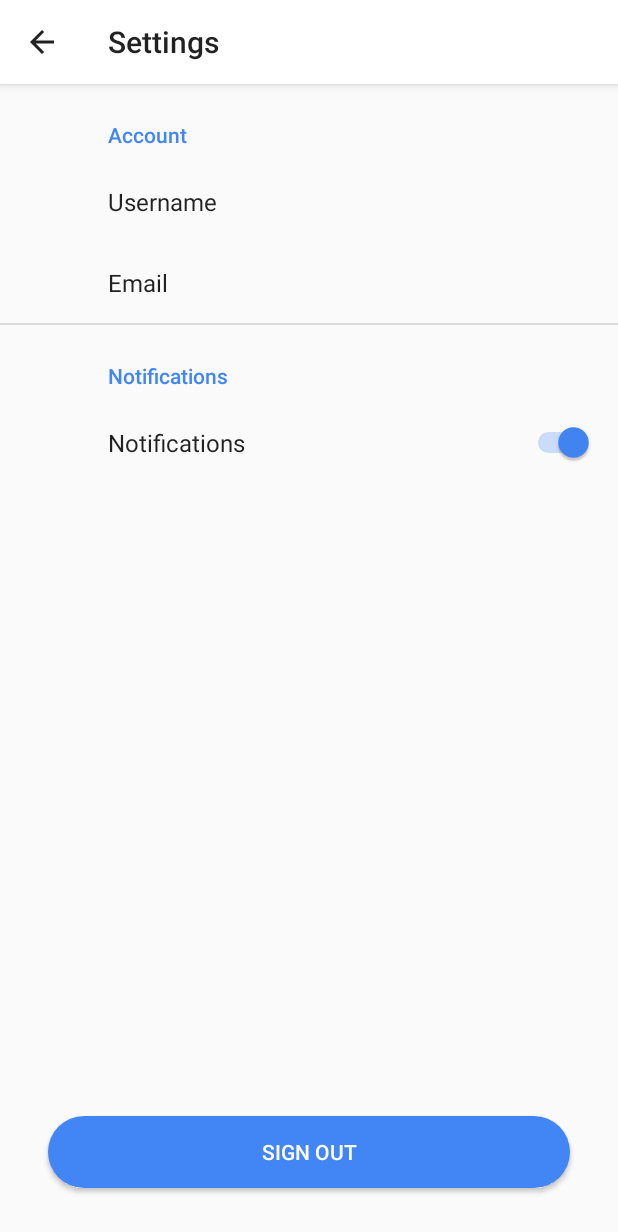
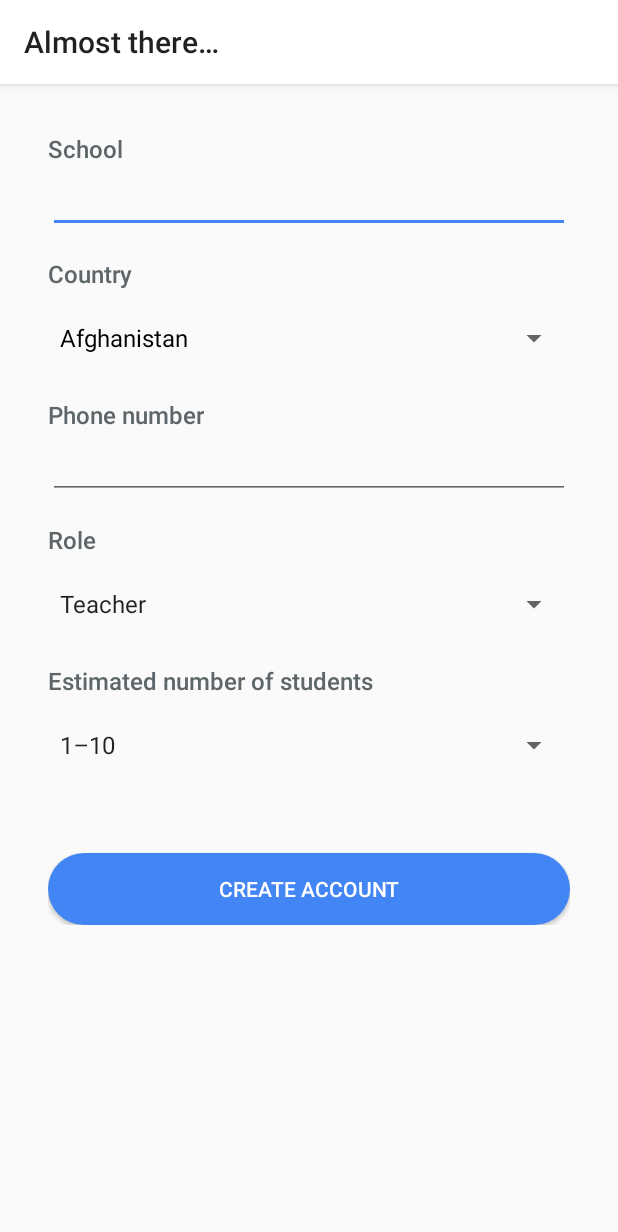
Before and after one commit to tcdat96/CodeCombatMobile, an Android app: the screen it shows after launch (SettingsActivity before the commit, MoreInfoTeacherActivity after it), on a phone screen of 412 x 824 dp. Shown: the top 1232 px of the screen. Run offline under Robolectric (Android 15) with nearby library versions, the phone set to English and light mode, and no system bars.

Commit message:
add teacher additional info screen

```diff
--- a/app/src/main/AndroidManifest.xml
+++ b/app/src/main/AndroidManifest.xml
@@ -36,7 +36,8 @@
         <activity android:name=".ui.ClassDetailActivity" />
         <activity
             android:name=".SettingsActivity"
-            android:label="@string/title_activity_settings"></activity>
+            android:label="@string/title_activity_settings" />
+        <activity android:name=".ui.MoreInfoTeacherActivity"></activity>
     </application>
 
 </manifest>
--- a/app/src/main/java/tcd/android/com/codecombatmobile/ui/MainActivity.java
+++ b/app/src/main/java/tcd/android/com/codecombatmobile/ui/MainActivity.java
@@ -25,6 +25,7 @@ public class MainActivity extends AppCompatActivity {
         LinearLayout rootContainer = findViewById(R.id.ll_root);
         Class[] activities = new Class[]{
                 LoginActivity.class,
+                MoreInfoTeacherActivity.class,
                 StudentClassActivity.class,
                 TeacherClassActivity.class,
                 ClassDetailActivity.class,
@@ -44,6 +45,6 @@ public class MainActivity extends AppCompatActivity {
             rootContainer.addView(button);
         }
 
-        startActivity(new Intent(MainActivity.this, SettingsActivity.class));
+        startActivity(new Intent(MainActivity.this, MoreInfoTeacherActivity.class));
     }
 }
--- /dev/null
+++ b/app/src/main/java/tcd/android/com/codecombatmobile/ui/MoreInfoTeacherActivity.java
@@ -0,0 +1,49 @@
+package tcd.android.com.codecombatmobile.ui;
+
+import android.support.v7.app.AppCompatActivity;
+import android.os.Bundle;
+import android.widget.ArrayAdapter;
+import android.widget.Spinner;
+
+import java.util.ArrayList;
+import java.util.Collections;
+import java.util.List;
+import java.util.Locale;
+
+import tcd.android.com.codecombatmobile.R;
+
+public class MoreInfoTeacherActivity extends AppCompatActivity {
+
+    private Spinner mCountriesSpinner;
+
+    @Override
+    protected void onCreate(Bundle savedInstanceState) {
+        super.onCreate(savedInstanceState);
+        setContentView(R.layout.activity_more_info_teacher);
+
+        setTitle(R.string.title_activity_more_info);
+
+        initUiComponents();
+    }
+
+    private void initUiComponents() {
+        // countries list spinner
+        mCountriesSpinner = findViewById(R.id.spinner_country_list);
+        List<String> countryList = retrieveCountryList();
+        ArrayAdapter<String> adapter = new ArrayAdapter<>(this, android.R.layout.simple_spinner_dropdown_item, countryList);
+        mCountriesSpinner.setAdapter(adapter);
+    }
+
+    private List<String> retrieveCountryList() {
+        Locale[] locales = Locale.getAvailableLocales();
+        List<String> countries = new ArrayList<>();
+        for (Locale locale : locales) {
+            String country = locale.getDisplayCountry();
+            if (country.trim().length()>0 && !countries.contains(country)) {
+                countries.add(country);
+            }
+        }
+        Collections.sort(countries);
+        return countries;
+    }
+}
--- /dev/null
+++ b/app/src/main/res/layout/activity_more_info_teacher.xml
@@ -0,0 +1,89 @@
+<?xml version="1.0" encoding="utf-8"?>
+<ScrollView xmlns:android="http://schemas.android.com/apk/res/android"
+    xmlns:app="http://schemas.android.com/apk/res-auto"
+    xmlns:tools="http://schemas.android.com/tools"
+    android:layout_width="match_parent"
+    android:layout_height="match_parent"
+    android:padding="32dp"
+    tools:context=".ui.MoreInfoTeacherActivity">
+
+    <LinearLayout
+        android:layout_width="match_parent"
+        android:layout_height="wrap_content"
+        android:orientation="vertical">
+
+        <TextView
+            style="@style/MoreInfoTitleTextView"
+            android:text="@string/school_name"/>
+
+        <android.support.v7.widget.AppCompatEditText
+            android:id="@+id/edt_school_name"
+            android:layout_width="match_parent"
+            android:layout_height="wrap_content"
+            android:maxLines="1"
+            android:textColor="@android:color/black"
+            android:inputType="text"
+            android:textCursorDrawable="@null"
+            android:layout_marginBottom="16dp"/>
+
+        <TextView
+            style="@style/MoreInfoTitleTextView"
+            android:text="@string/country"/>
+
+        <Spinner
+            android:id="@+id/spinner_country_list"
+            android:layout_width="match_parent"
+            android:layout_height="wrap_content"
+            android:layout_marginTop="8dp"
+            android:layout_marginBottom="16dp"/>
+
+        <TextView
+            style="@style/MoreInfoTitleTextView"
+            android:text="@string/phone_number"/>
+
+        <android.support.v7.widget.AppCompatEditText
+            android:id="@+id/edt_phone_number"
+            android:layout_width="match_parent"
+            android:layout_height="wrap_content"
+            android:maxLines="1"
+            android:textColor="@android:color/black"
+            android:inputType="phone"
+            android:textCursorDrawable="@null"
+            android:layout_marginBottom="16dp"/>
+
+        <TextView
+            style="@style/MoreInfoTitleTextView"
+            android:text="@string/role"/>
+
+        <Spinner
+            android:id="@+id/spinner_role"
+            android:layout_width="match_parent"
+            android:layout_height="48dp"
+            android:entries="@array/array_role_list"
+            android:layout_marginTop="8dp"
+            android:layout_marginBottom="16dp"/>
+
+        <TextView
+            style="@style/MoreInfoTitleTextView"
+            android:text="@string/estimated_number_student"/>
+
+        <Spinner
+            android:id="@+id/spinner_estimated_students"
+            android:layout_width="match_parent"
+            android:layout_height="48dp"
+            android:entries="@array/array_estimated_students"
+            android:layout_marginTop="8dp"
+            android:layout_marginBottom="16dp"/>
+
+        <Button
+            android:layout_width="match_parent"
+            android:layout_height="wrap_content"
+            android:text="@string/create_account"
+            android:textColor="@android:color/white"
+            android:background="@drawable/background_login_button"
+            android:layout_gravity="bottom"
+            android:layout_marginTop="32dp"/>
+
+    </LinearLayout>
+
+</ScrollView>
--- a/app/src/main/res/values/strings.xml
+++ b/app/src/main/res/values/strings.xml
@@ -24,6 +24,37 @@
     <string name="forgot_password">Forgot password?</string>
     <string name="student">Student</string>
     <string name="teacher">Teacher</string>
+
+    <!-- more info screen -->
+    <string name="title_activity_more_info">Almost there…</string>
+    <string name="school_name">School</string>
+    <string name="country">Country</string>
+    <string name="phone_number">Phone number</string>
+    <string name="role">Role</string>
+    <string-array name="array_role_list">
+        <item>@string/teacher</item>
+        <item>@string/technology_coordinator</item>
+        <item>@string/consultant</item>
+        <item>@string/principal</item>
+        <item>@string/superintendent</item>
+        <item>@string/parent</item>
+    </string-array>
+    <string name="technology_coordinator">Technology Coordinator</string>
+    <string name="consultant">Consultant</string>
+    <string name="principal">Principal</string>
+    <string name="superintendent">Superintendent</string>
+    <string name="parent">Parent</string>
+    <string name="estimated_number_student">Estimated number of students</string>
+    <string-array name="array_estimated_students">
+        <item>1–10</item>
+        <item>11–50</item>
+        <item>51–100</item>
+        <item>101–200</item>
+        <item>201–500</item>
+        <item>501–1000</item>
+        <item>1000+</item>
+    </string-array>
+    <string name="create_account">Create account</string>
 
     <!--teacher classes-->
     <plurals name="student_total">
--- a/app/src/main/res/values/styles.xml
+++ b/app/src/main/res/values/styles.xml
@@ -20,4 +20,11 @@
         <item name="colorControlNormal">@android:color/darker_gray</item>
     </style>
 
+    <style name="MoreInfoTitleTextView" parent="@android:style/TextAppearance.Widget.TextView">
+        <item name="android:layout_width">wrap_content</item>
+        <item name="android:layout_height">wrap_content</item>
+        <item name="android:textColor">@color/keyboard_button_color</item>
+        <item name="android:textAppearance">@style/TextAppearance.AppCompat.Body2</item>
+    </style>
+
 </resources>
```
